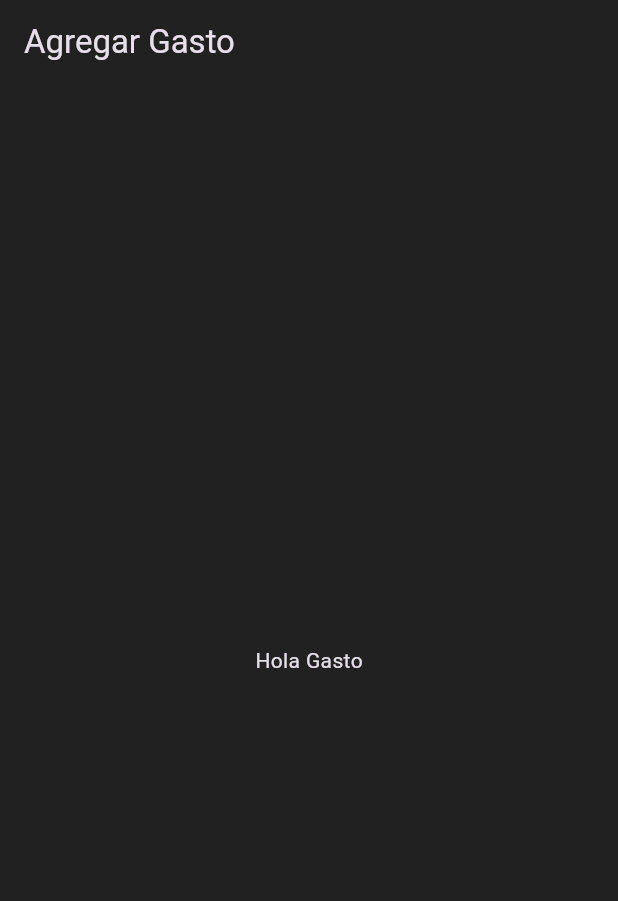
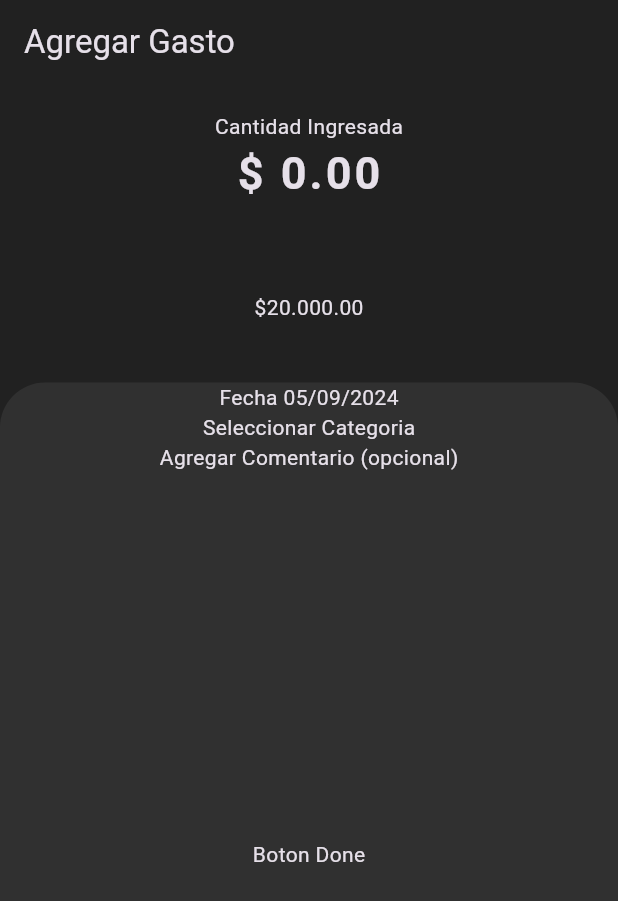
Before and after one commit to camilonull/ProyectoClase, a Flutter app: the AddExpenses screen opened directly, on a phone screen of 412 x 824 dp. Shown: the top 901 px of the screen. Run offline on Flutter 3.47's test engine with Material 3 defaults, Android fonts, the phone set to English and light mode, and no system bars; our stand-ins replace flutter_speed_dial, logger.

Commit message:
diapo 16

```diff
--- a/lib/main.dart
+++ b/lib/main.dart
@@ -14,6 +14,7 @@ class MyApp extends StatelessWidget {
   Widget build(BuildContext context) {
     return MaterialApp(
       title: 'Material App',
+      debugShowCheckedModeBanner: false,
       theme: ThemeData.dark().copyWith(
         appBarTheme: AppBarTheme(backgroundColor: Colors.grey[900]),
         bottomNavigationBarTheme:
--- a/lib/pages/add_expenses.dart
+++ b/lib/pages/add_expenses.dart
@@ -1,3 +1,5 @@
+import 'package:calc_app/utils/constants.dart';
+import 'package:calc_app/widgets/add_expenses/bs_num_keyboard.dart';
 import 'package:flutter/material.dart';
 
 
@@ -9,8 +11,27 @@ class AddExpenses extends StatelessWidget {
     return Scaffold(
       appBar: AppBar(
         title: const Text('Agregar Gasto'),
+        elevation: 0.0,
       ),
-      body: const Center(child: Text('Hola Gasto'),),
+      body: Column(
+        children: [
+          const BsNumKeyboard(),
+          const Padding(padding: EdgeInsets.all(40.0), child: Text('\$20.000.00')),
+          Expanded(child: Container(
+            width: double.infinity,
+            decoration: Constants.sheetDecoration(Theme.of(context).primaryColorDark),
+            child: const Column(
+              mainAxisAlignment: MainAxisAlignment.center,
+              children: [
+                Text('Fecha 05/09/2024'),
+                Text('Seleccionar Categoria'),
+                Text('Agregar Comentario (opcional)'),
+                Expanded(child:  Center(child: Text('Boton Done'))),
+              ],
+            ),
+          ))
+        ],
+      ),
     );
   }
 }
--- a/lib/utils/page_animation_routes.dart
+++ b/lib/utils/page_animation_routes.dart
@@ -8,7 +8,7 @@ class PageAnimationRoutes extends PageRouteBuilder {
   PageAnimationRoutes(
       {required this.widget, required this.ejex, required this.ejey})
       : super(
-            transitionDuration: const Duration(milliseconds: 40000),
+            transitionDuration: const Duration(milliseconds: 400),
             transitionsBuilder: (BuildContext context,
                 Animation<double> animation,
                 Animation<double> secAnimation,
--- /dev/null
+++ b/lib/widgets/add_expenses/bs_num_keyboard.dart
@@ -0,0 +1,47 @@
+import 'package:flutter/material.dart';
+
+class BsNumKeyboard extends StatefulWidget {
+  const BsNumKeyboard({super.key});
+
+  @override
+  State<BsNumKeyboard> createState() => _BsNumKeyboardState();
+}
+
+class _BsNumKeyboardState extends State<BsNumKeyboard> {
+  String amount = "0.00";
+
+  @override
+  Widget build(BuildContext context) {
+    return GestureDetector(
+      onTap: () {
+        numPad();
+      },
+      child: Padding(padding: const EdgeInsets.all(18.0),
+      child: Column(
+        children: [
+          const Text('Cantidad Ingresada'),
+          Text('\$ $amount',
+              style: const TextStyle(
+                fontSize: 30.0,
+                letterSpacing: 2.0,
+                fontWeight: FontWeight.bold,
+              ))
+        ],
+      ),
+    ));
+  }
+
+  void numPad() {
+    showModalBottomSheet(
+        context: context,
+        builder: (BuildContext context) {
+          return SizedBox(
+            height: 350.0,
+            child: Text(
+              'Seleccionar del teclado Numerico',
+              style: TextStyle(fontSize: 24.0, color: Colors.grey[600]),
+            ),
+          );
+        });
+  }
+}
```
Also changed, not shown: pubspec.lock.
